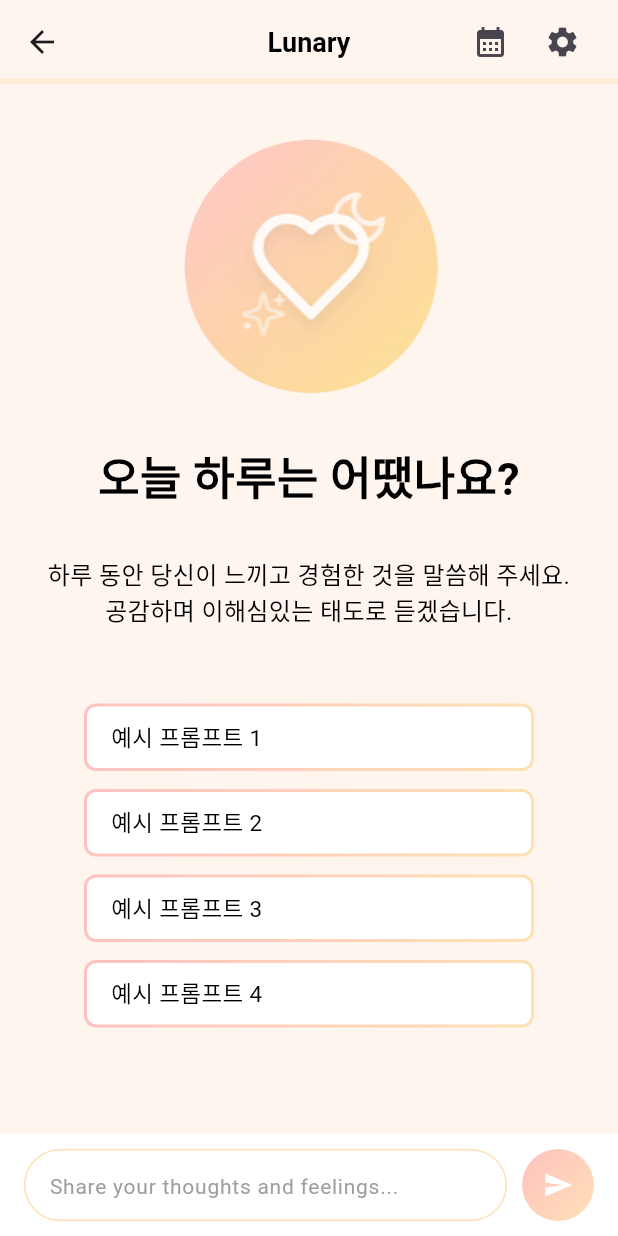
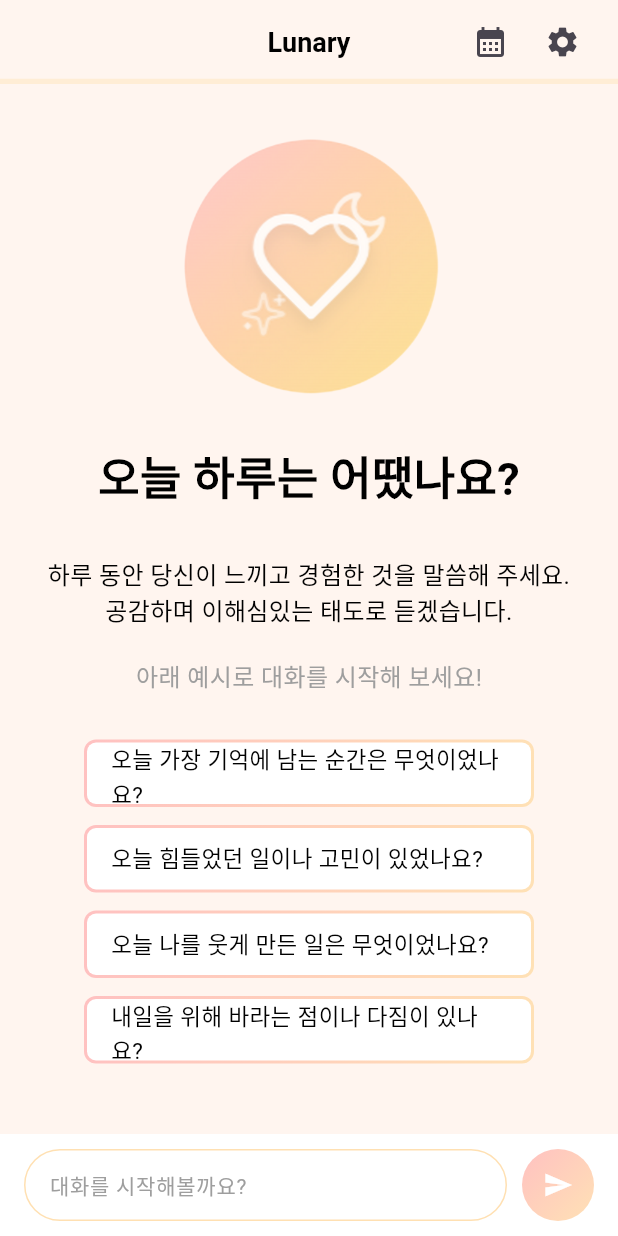
Before and after one commit to Lunary-AI-Diary/Lunary, a Flutter app: the HomeScreen screen opened directly, on a phone screen of 412 x 824 dp. Run offline on Flutter 3.47's test engine with Material 3 defaults, Android fonts, the phone set to English and light mode, and no system bars; our stand-ins replace cloud_firestore, firebase_auth, firebase_core, flutter_dotenv; accounts and stored records are empty; network calls fail.

Commit message:
feat: 프롬프트 예시 버튼 동작 구현 + 자잘한 UI 수정

```diff
--- a/lib/screens/account/login_screen.dart
+++ b/lib/screens/account/login_screen.dart
@@ -32,8 +32,7 @@ class _LoginScreenState extends State<LoginScreen> {
       Navigator.pushReplacement(
         context,
         MaterialPageRoute(
-          builder: (context) =>
-              const HomeScreen() /* 채팅 테스트를 위해 주석 처리. 원래는 왼쪽 코드가 있어야 함 const HomeScreen(), */,
+          builder: (context) => HomeScreen(), // 로그인 성공시 홈 스크린으로 이동
         ),
       );
     } catch (e) {
--- a/lib/screens/diary/diary_screen.dart
+++ b/lib/screens/diary/diary_screen.dart
@@ -1,6 +1,5 @@
 import 'package:flutter/material.dart';
 import 'package:lunary/services/diary_service.dart';
-import 'package:lunary/widgets/common_app_bar.dart';
 import 'package:lunary/widgets/common_app_bar.dart';
 
 // 일기 생성 기능 테스트용 임시 UI
--- a/lib/screens/home/home_screen.dart
+++ b/lib/screens/home/home_screen.dart
@@ -6,7 +6,11 @@ import 'package:lunary/widgets/chat_input_field.dart';
 import 'package:lunary/screens/chat/chat_screen.dart';
 
 class HomeScreen extends StatelessWidget {
-  const HomeScreen({super.key});
+  HomeScreen({super.key});
+
+  // 예시 프롬프트 버튼을 눌렀을 때 텍스트를 전달하는 컨트롤러
+  // ChatInputField와 PromptExample에 전달된다.
+  final TextEditingController _chatController = TextEditingController();
 
   @override
   Widget build(BuildContext context) {
@@ -26,10 +30,10 @@ class HomeScreen extends StatelessWidget {
                 padding: const EdgeInsets.symmetric(vertical: 20),
                 child: Column(
                   mainAxisAlignment: MainAxisAlignment.center,
-                  children: const [
-                    Introduce(),
-                    SizedBox(height: 50),
-                    PromptExample(),
+                  children: [
+                    const Introduce(),
+                    const SizedBox(height: 30),
+                    PromptExample(controller: _chatController), // controller 전달
                   ],
                 ),
               ),
@@ -37,6 +41,7 @@ class HomeScreen extends StatelessWidget {
             SafeArea(
               bottom: true,
               child: ChatInputField(
+                controller: _chatController, // controller 전달
                 onSend: (text) {
                   // 입력값이 비어있지 않으면 ChatScreen으로 이동하며 메시지 전달
                   if (text.trim().isNotEmpty) {
--- a/lib/screens/home/introduce.dart
+++ b/lib/screens/home/introduce.dart
@@ -24,6 +24,11 @@ class Introduce extends StatelessWidget {
           textAlign: TextAlign.center,
           style: TextStyle(fontSize: 16, color: Colors.black),
         ),
+        SizedBox(height: 20),
+        Text(
+          '아래 예시로 대화를 시작해 보세요!',
+          style: TextStyle(fontSize: 16, color: Colors.grey),
+        ),
       ],
     );
   }
--- a/lib/screens/home/prompt_example.dart
+++ b/lib/screens/home/prompt_example.dart
@@ -1,7 +1,8 @@
 import 'package:flutter/material.dart';
 
 class PromptExample extends StatelessWidget {
-  const PromptExample({super.key});
+  final TextEditingController controller;
+  const PromptExample({super.key, required this.controller});
 
   // 테두리에 그라디언트 색상을 적용하기 위한 커스텀 버튼
   Widget _gradientOutlineButton(String text) {
@@ -27,7 +28,11 @@ class PromptExample extends StatelessWidget {
           child: InkWell(
             borderRadius: BorderRadius.circular(6),
             onTap: () {
-              // TODO: 예시 프롬프트 버튼 로직
+              // 예시 프롬프트 버튼 텍스트 입력 컨트롤러
+              controller.text = text;
+              controller.selection = TextSelection.fromPosition(
+                TextPosition(offset: controller.text.length),
+              );
             },
             child: Align(
               alignment: Alignment.centerLeft,
@@ -50,13 +55,13 @@ class PromptExample extends StatelessWidget {
     return Column(
       mainAxisAlignment: MainAxisAlignment.center,
       children: [
-        _gradientOutlineButton('예시 프롬프트 1'),
+        _gradientOutlineButton('오늘 가장 기억에 남는 순간은 무엇이었나요?'),
         SizedBox(height: 12),
-        _gradientOutlineButton('예시 프롬프트 2'),
+        _gradientOutlineButton('오늘 힘들었던 일이나 고민이 있었나요?'),
         SizedBox(height: 12),
-        _gradientOutlineButton('예시 프롬프트 3'),
+        _gradientOutlineButton('오늘 나를 웃게 만든 일은 무엇이었나요?'),
         SizedBox(height: 12),
-        _gradientOutlineButton('예시 프롬프트 4'),
+        _gradientOutlineButton('내일을 위해 바라는 점이나 다짐이 있나요?'),
       ],
     );
   }
--- a/lib/widgets/chat_input_field.dart
+++ b/lib/widgets/chat_input_field.dart
@@ -7,16 +7,27 @@ class ChatInputField extends StatefulWidget {
 
   final bool isLoading;
 
-  const ChatInputField({super.key, this.onSend, this.isLoading = false});
+  final TextEditingController? controller; // 예시 프롬프트 버튼 텍스트 입력 컨트롤러
+
+  const ChatInputField({
+    super.key,
+    this.onSend,
+    this.isLoading = false,
+    this.controller,
+  });
 
   @override
   State<ChatInputField> createState() => _ChatInputFieldState();
 }
 
 class _ChatInputFieldState extends State<ChatInputField> {
-  // 사용자가 입력한 텍스트를 관리하는 컨트롤러
-  // TextField의 현재 입력값에 접근하거나 초기화할 때 사용
-  final TextEditingController _controller = TextEditingController();
+  late final TextEditingController _controller;
+
+  @override
+  void initState() {
+    super.initState();
+    _controller = widget.controller ?? TextEditingController();
+  }
 
   // 입력된 텍스트를 전송 처리하는 함수
   // - 입력값이 비어 있지 않으면 외부 콜백(onSend)을 호출(onSend 함수는 ChatInputField 인스턴스를 만들때 생성자로 받는 매개변수임)
@@ -49,10 +60,10 @@ class _ChatInputFieldState extends State<ChatInputField> {
               ),
               child: Center(
                 child: TextField(
-                  controller: _controller,
+                  controller: _controller, // 예시 프롬프트 버튼 텍스트 입력 컨트롤러
                   decoration: const InputDecoration(
                     border: InputBorder.none, // TextField의 기본 테두리 없애기
-                    hintText: "Share your thoughts and feelings...",
+                    hintText: "대화를 시작해볼까요?",
                     hintStyle: TextStyle(color: Colors.grey, fontSize: 14),
                   ),
                   onSubmitted: (_) => _handleSend(), // 키보드 제출 시 전송
```
